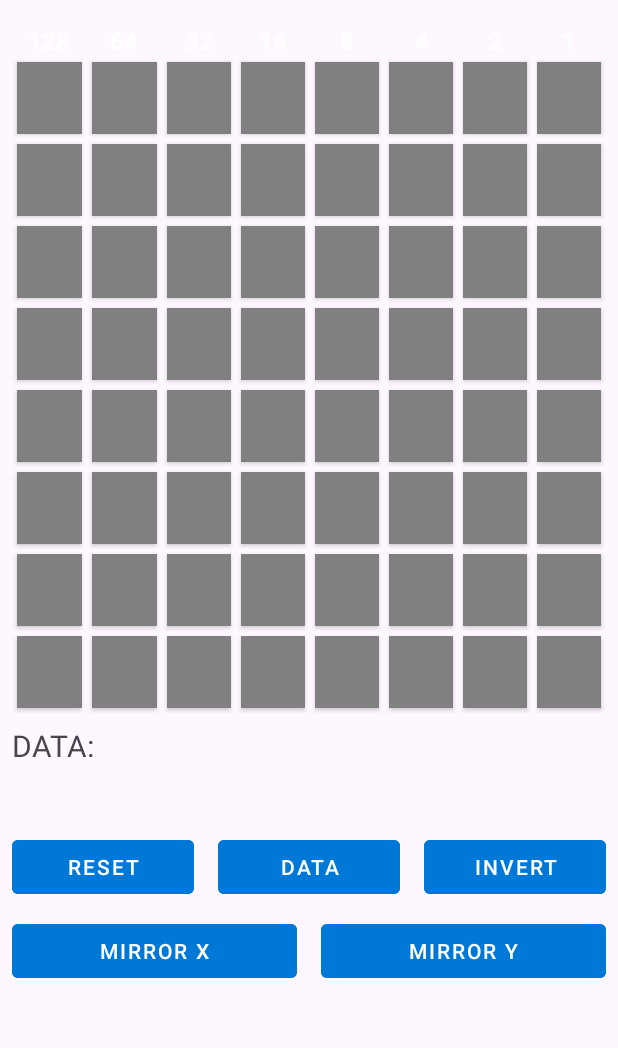
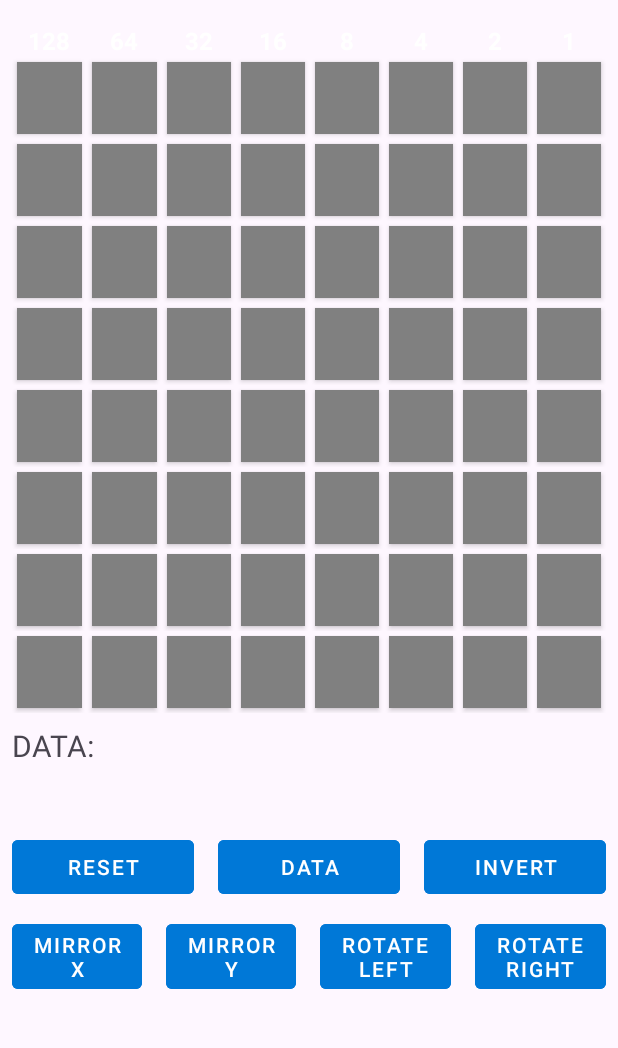
Before and after one commit to Kapitany777/UdgDesigner, an Android app: the screen it shows after launch (MainActivity), on a phone screen of 412 x 824 dp, the part 85-1133 px from its top. Run offline under Robolectric (Android 15) with nearby library versions, the phone set to English and light mode, and no system bars.

Commit message:
Adding Rotate Left and Rotate Right operations

```diff
--- a/app/src/main/java/eu/braincluster/udgdesigner/MainActivity.java
+++ b/app/src/main/java/eu/braincluster/udgdesigner/MainActivity.java
@@ -60,6 +60,16 @@ public class MainActivity extends AppCompatActivity
 
         binding.buttonMirrorY.setOnClickListener(v -> {
             udg.mirrorY();
+            redraw();
+        });
+
+        binding.buttonRotateLeft.setOnClickListener(v -> {
+            udg.rotateLeft();
+            redraw();
+        });
+
+        binding.buttonRotateRight.setOnClickListener(v -> {
+            udg.rotateRight();
             redraw();
         });
     }
--- a/app/src/main/res/layout/activity_main.xml
+++ b/app/src/main/res/layout/activity_main.xml
@@ -105,7 +105,7 @@
         android:layout_width="match_parent"
         android:layout_height="wrap_content"
         android:orientation="horizontal"
-        android:weightSum="2"
+        android:weightSum="4"
         app:layout_constraintEnd_toEndOf="parent"
         app:layout_constraintStart_toStartOf="parent"
         app:layout_constraintTop_toBottomOf="@id/linearLayoutButtons1">
@@ -131,6 +131,28 @@
             android:layout_marginEnd="8dp"
             android:layout_weight="1"
             android:text="@string/mirror_y" />
+
+        <Button
+            android:id="@+id/buttonRotateLeft"
+            style="@style/ButtonOperation"
+            android:layout_width="0dp"
+            android:layout_height="wrap_content"
+            android:layout_marginStart="8dp"
+            android:layout_marginTop="8dp"
+            android:layout_marginEnd="8dp"
+            android:layout_weight="1"
+            android:text="@string/rotate_left" />
+
+        <Button
+            android:id="@+id/buttonRotateRight"
+            style="@style/ButtonOperation"
+            android:layout_width="0dp"
+            android:layout_height="wrap_content"
+            android:layout_marginStart="8dp"
+            android:layout_marginTop="8dp"
+            android:layout_marginEnd="8dp"
+            android:layout_weight="1"
+            android:text="@string/rotate_right" />
     </LinearLayout>
 
 </androidx.constraintlayout.widget.ConstraintLayout>
--- a/app/src/main/res/values/strings.xml
+++ b/app/src/main/res/values/strings.xml
@@ -7,4 +7,6 @@
     <string name="mirror_x">Mirror X</string>
     <string name="mirror_y">Mirror Y</string>
     <string name="calc_data">Data</string>
+    <string name="rotate_left">Rotate Left</string>
+    <string name="rotate_right">Rotate Right</string>
 </resources>
```
Also changed, not shown: app/src/main/java/eu/braincluster/udgdesigner/udg/UserDefinedGraphics.java (+30 -0 lines).
